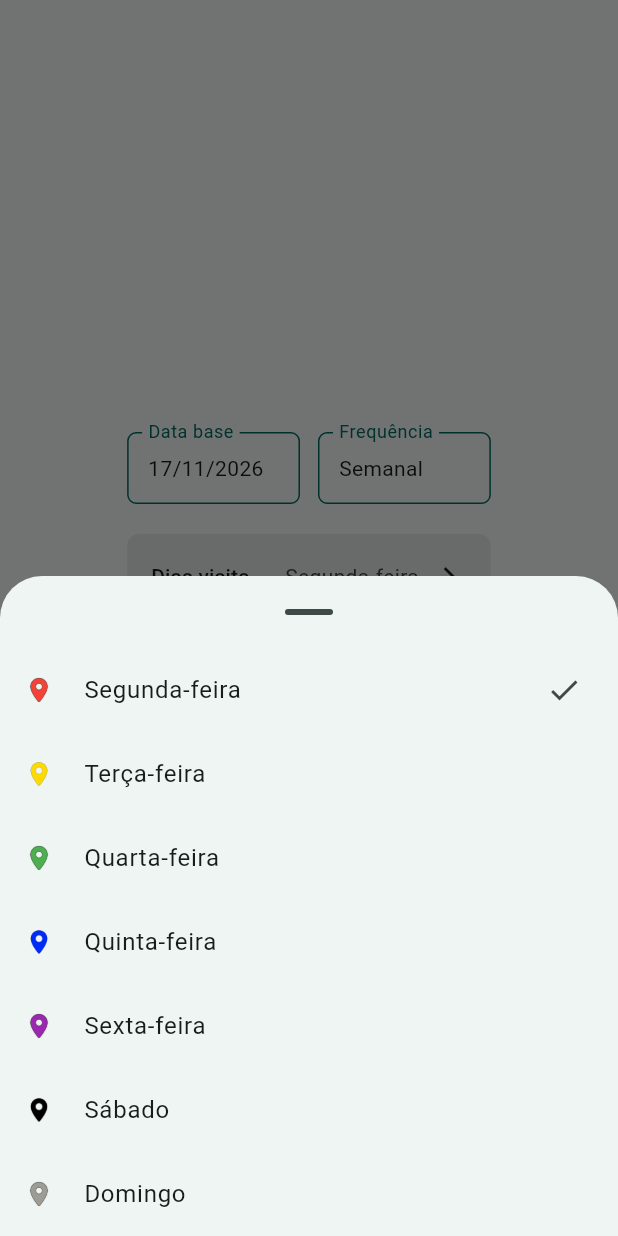
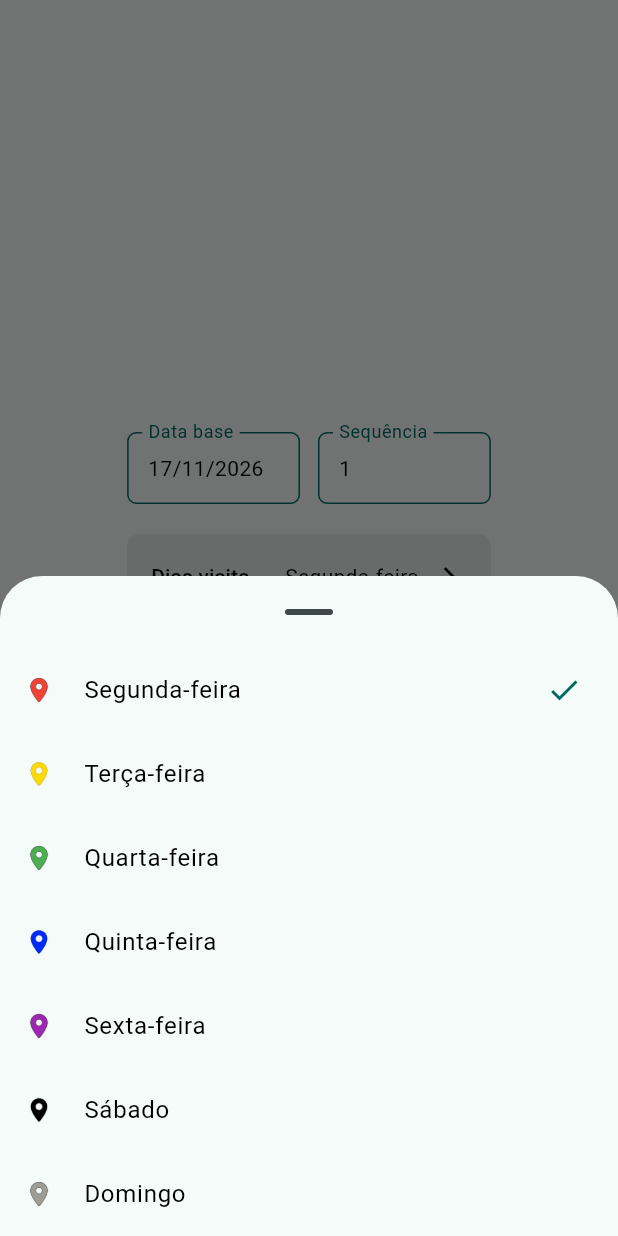
Before and after one commit to allebarrosm/roteiro-componente, a Flutter app: the RoteiroVisitDialog widget shown alone on an empty page, opened directly with empty values, after a tap on "Dias visita", on a phone screen of 412 x 824 dp. Run offline on Flutter 3.47's test engine with Material 3 defaults, Android fonts, the phone set to English and light mode, and no system bars; our stand-ins replace flutter_mobx, google_maps_flutter, latlong2, mobx, web; missing offline and left inert: dart:js_interop, dart:ui_web, flutter_floating_map_marker_titles_core, flutter_street_view, google_maps_flutter_floating_marker_titles; generated files the repository leaves out were written again; network calls fail.

Commit message:
fix: sequencia e cores dos modais do diálogo

```diff
--- a/lib/src/ui/widgets/roteiro_visit_dialog.dart
+++ b/lib/src/ui/widgets/roteiro_visit_dialog.dart
@@ -43,7 +43,7 @@ class RoteiroVisitDialog extends StatefulWidget {
 class _RoteiroVisitDialogState extends State<RoteiroVisitDialog> {
   late VisityDay? _day;
   late PeriodicityFilter? _periodicity;
-  late final int _initialOrder;
+  late int _visitOrder;
   DateTime? _dateBase;
   String? _error;
   bool _deleting = false;
@@ -55,13 +55,13 @@ class _RoteiroVisitDialogState extends State<RoteiroVisitDialog> {
     _day = initial.day;
     _periodicity = initial.periodicity;
     _dateBase = initial.dateBase;
-    _initialOrder = initial.visitOrder;
+    _visitOrder = initial.visitOrder > 0 ? initial.visitOrder : 1;
   }
 
   void _save() {
-    if (_day == null || _periodicity == null) {
+    if (_day == null || _periodicity == null || _visitOrder <= 0) {
       setState(() {
-        _error = 'Selecione o dia e a frequência.';
+        _error = 'Selecione o dia, a frequência e a sequência.';
       });
       return;
     }
@@ -71,7 +71,7 @@ class _RoteiroVisitDialogState extends State<RoteiroVisitDialog> {
         client: widget.client,
         day: _day,
         periodicity: _periodicity,
-        visitOrder: _initialOrder > 0 ? _initialOrder : 1,
+        visitOrder: _visitOrder,
         dateBase: _dateBase,
       ),
     );
@@ -97,7 +97,9 @@ class _RoteiroVisitDialogState extends State<RoteiroVisitDialog> {
     final selected = await showModalBottomSheet<VisityDay>(
       context: context,
       showDragHandle: true,
+      backgroundColor: _sheetBackground(context),
       builder: (context) {
+        final textColor = _sheetTextColor(context);
         return SafeArea(
           child: ListView(
             shrinkWrap: true,
@@ -105,8 +107,14 @@ class _RoteiroVisitDialogState extends State<RoteiroVisitDialog> {
               for (final day in VisityDay.values)
                 ListTile(
                   leading: Image.asset(day.iconAsset, width: 20, height: 20),
-                  title: Text(day.title),
-                  trailing: _day == day ? const Icon(Icons.check) : null,
+                  title: Text(
+                    day.title,
+                    style: TextStyle(color: textColor),
+                  ),
+                  iconColor: textColor,
+                  trailing: _day == day
+                      ? Icon(Icons.check, color: Theme.of(context).colorScheme.primary)
+                      : null,
                   onTap: () => Navigator.of(context).pop(day),
                 ),
             ],
@@ -124,16 +132,21 @@ class _RoteiroVisitDialogState extends State<RoteiroVisitDialog> {
     final selected = await showModalBottomSheet<PeriodicityFilter>(
       context: context,
       showDragHandle: true,
+      backgroundColor: _sheetBackground(context),
       builder: (context) {
+        final textColor = _sheetTextColor(context);
         return SafeArea(
           child: ListView(
             shrinkWrap: true,
             children: [
               for (final periodicity in PeriodicityFilter.values)
                 ListTile(
-                  title: Text(periodicity.label),
+                  title: Text(
+                    periodicity.label,
+                    style: TextStyle(color: textColor),
+                  ),
                   trailing: _periodicity == periodicity
-                      ? const Icon(Icons.check)
+                      ? Icon(Icons.check, color: Theme.of(context).colorScheme.primary)
                       : null,
                   onTap: () => Navigator.of(context).pop(periodicity),
                 ),
@@ -145,6 +158,40 @@ class _RoteiroVisitDialogState extends State<RoteiroVisitDialog> {
 
     if (selected != null && mounted) {
       setState(() => _periodicity = selected);
+    }
+  }
+
+  Future<void> _pickSequence() async {
+    final count = _visitOrder + 10 < 50 ? 50 : _visitOrder + 10;
+    final selected = await showModalBottomSheet<int>(
+      context: context,
+      showDragHandle: true,
+      backgroundColor: _sheetBackground(context),
+      builder: (context) {
+        final textColor = _sheetTextColor(context);
+        return SafeArea(
+          child: ListView.builder(
+            itemCount: count,
+            itemBuilder: (context, index) {
+              final value = index + 1;
+              return ListTile(
+                title: Text(
+                  '$value',
+                  style: TextStyle(color: textColor),
+                ),
+                trailing: _visitOrder == value
+                    ? Icon(Icons.check, color: Theme.of(context).colorScheme.primary)
+                    : null,
+                onTap: () => Navigator.of(context).pop(value),
+              );
+            },
+          ),
+        );
+      },
+    );
+
+    if (selected != null && mounted) {
+      setState(() => _visitOrder = selected);
     }
   }
 
@@ -187,6 +234,8 @@ class _RoteiroVisitDialogState extends State<RoteiroVisitDialog> {
   Widget build(BuildContext context) {
     final theme = Theme.of(context);
     final scheme = theme.colorScheme;
+    final textColor =
+        theme.brightness == Brightness.dark ? Colors.white : Colors.black;
 
     return AlertDialog(
       backgroundColor: scheme.surface,
@@ -207,15 +256,17 @@ class _RoteiroVisitDialogState extends State<RoteiroVisitDialog> {
                       value: _dateBase == null
                           ? 'Selecionar'
                           : _formatDate(_dateBase!),
+                      textColor: textColor,
                       onTap: _pickDate,
                     ),
                   ),
                   const SizedBox(width: 12),
                   Expanded(
                     child: _summaryField(
-                      label: 'Frequência',
-                      value: _periodicity?.label ?? 'Selecionar',
-                      onTap: _pickPeriodicity,
+                      label: 'Sequência',
+                      value: '$_visitOrder',
+                      textColor: textColor,
+                      onTap: _pickSequence,
                     ),
                   ),
                 ],
@@ -224,12 +275,14 @@ class _RoteiroVisitDialogState extends State<RoteiroVisitDialog> {
               _selectionRow(
                 label: 'Dias visita',
                 value: _day?.title,
+                textColor: textColor,
                 onTap: _pickDay,
               ),
               const SizedBox(height: 12),
               _selectionRow(
                 label: 'Frequência',
                 value: _periodicity?.label,
+                textColor: textColor,
                 onTap: _pickPeriodicity,
               ),
               if (_error != null) ...[
@@ -281,6 +334,7 @@ class _RoteiroVisitDialogState extends State<RoteiroVisitDialog> {
   Widget _summaryField({
     required String label,
     required String value,
+    required Color textColor,
     required VoidCallback onTap,
   }) {
     final theme = Theme.of(context);
@@ -313,7 +367,7 @@ class _RoteiroVisitDialogState extends State<RoteiroVisitDialog> {
           value,
           maxLines: 1,
           overflow: TextOverflow.ellipsis,
-          style: theme.textTheme.bodyMedium?.copyWith(color: scheme.onSurface),
+          style: theme.textTheme.bodyMedium?.copyWith(color: textColor),
         ),
       ),
     );
@@ -322,6 +376,7 @@ class _RoteiroVisitDialogState extends State<RoteiroVisitDialog> {
   Widget _selectionRow({
     required String label,
     String? value,
+    required Color textColor,
     required VoidCallback onTap,
   }) {
     final theme = Theme.of(context);
@@ -341,7 +396,7 @@ class _RoteiroVisitDialogState extends State<RoteiroVisitDialog> {
                 child: Text(
                   label,
                   style: theme.textTheme.titleSmall?.copyWith(
-                    color: scheme.onSurface,
+                    color: textColor,
                   ),
                 ),
               ),
@@ -353,18 +408,28 @@ class _RoteiroVisitDialogState extends State<RoteiroVisitDialog> {
                     overflow: TextOverflow.ellipsis,
                     textAlign: TextAlign.right,
                     style: theme.textTheme.bodyMedium?.copyWith(
-                      color: scheme.onSurfaceVariant,
+                      color: textColor,
                     ),
                   ),
                 ),
                 const SizedBox(width: 8),
               ],
-              Icon(Icons.chevron_right, color: scheme.onSurface),
+              Icon(Icons.chevron_right, color: textColor),
             ],
           ),
         ),
       ),
     );
+  }
+
+  Color _sheetBackground(BuildContext context) {
+    return Theme.of(context).colorScheme.surface;
+  }
+
+  Color _sheetTextColor(BuildContext context) {
+    return Theme.of(context).brightness == Brightness.dark
+        ? Colors.white
+        : Colors.black;
   }
 
   static String _formatDate(DateTime value) {
```
Also changed, not shown: 1 other file.
